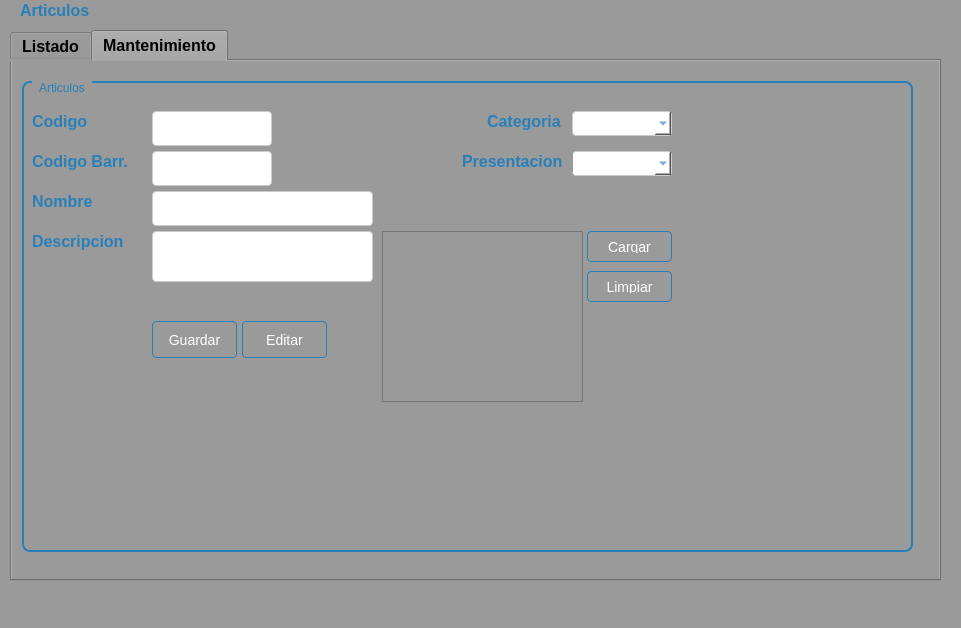
Before: the Qt Designer form Sistema de ventas/ui/FrmArticulo.ui in CodeDrTech/DevelopPython, drawn with Qt 5.
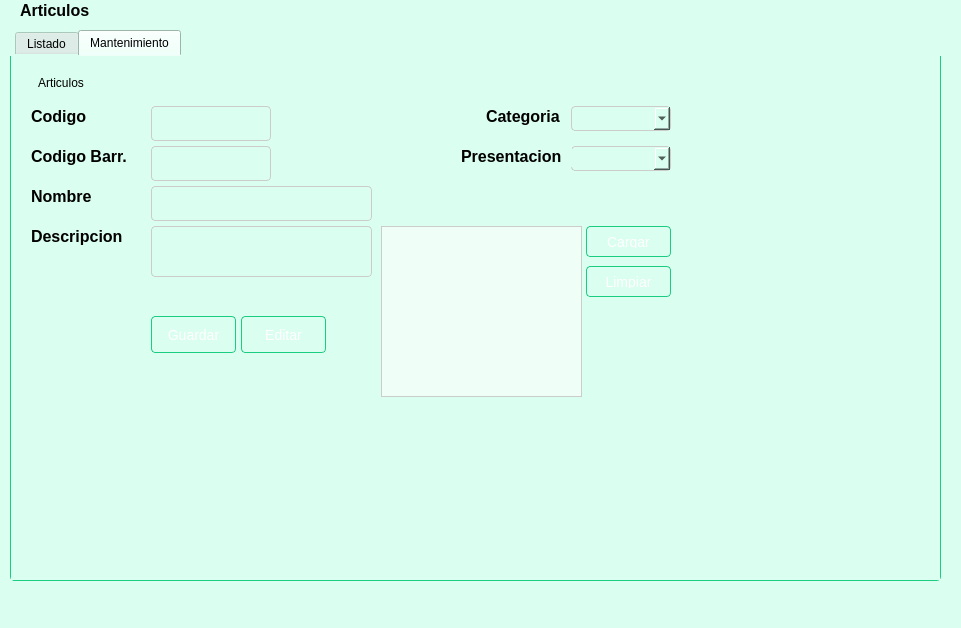
After: the same form once the commit is applied. The open tabs and pages were chosen to show the change.

```diff
--- a/Sistema de ventas/ui/FrmArticulo.ui
+++ b/Sistema de ventas/ui/FrmArticulo.ui
@@ -18,7 +18,7 @@
   </property>
   <property name="styleSheet">
    <string notr="true">QWidget {
-    background-color: #9a9a9a;
+    background-color: #dafeef;
 }</string>
   </property>
   <widget class="QWidget" name="centralwidget">
@@ -38,12 +38,8 @@
      </font>
     </property>
     <property name="styleSheet">
-     <string notr="true">QWidget {
-    background-color: #9a9a9a;
-}
-
-QLabel {
-    color: #2980b9;
+     <string notr="true">QLabel {
+    color: var(--jade-500);
     font-size: 16px;
     font-weight: bold;
 }</string>
@@ -66,13 +62,35 @@
     </property>
     <property name="styleSheet">
      <string notr="true">QTabWidget {
-    background-color: #9a9a9a;
+    background-color: #dafeef;
+    border: 1px solid #cccccc;
+    border-radius: 4px;
 }
 
-QTabWidget {
-    color: #2980b9;
-    font-size: 16px;
-    font-weight: bold;
+QTabWidget::tab-bar {
+    left: 5px;
+}
+
+QTabWidget::tab {
+    background-color: #dafeef;
+    border: 1px solid #1acd81;
+    border-bottom-left-radius: 4px;
+    border-bottom-right-radius: 4px;
+    padding: 6px 12px;
+}
+
+QTabWidget::tab:selected {
+    background-color: #b8fadd;
+    border: 1px solid #1acd81;
+    border-bottom: 1px solid #b8fadd;
+}
+
+QTabWidget::pane {
+    background-color: #dafeef;
+    border: 1px solid #1acd81;
+    border-top: none;
+    border-bottom-left-radius: 4px;
+    border-bottom-right-radius: 4px;
 }</string>
     </property>
     <property name="currentIndex">
@@ -341,23 +359,21 @@
       </property>
       <property name="styleSheet">
        <string notr="true">QGroupBox {
-    border: 2px solid #2980b9;
+    border: 2px solid var(--jade-500);
     border-radius: 8px;
     padding: 10px;
-    background-color: #9a9a9a;
+    background-color: var(--jade-50);
 }
 
 QGroupBox:title {
-    color: #2980b9;
+    color: var(--jade-500);
     subcontrol-origin: margin;
     subcontrol-position: top left;
     left: 10px;
     padding-left: 5px;
     padding-right: 5px;
     border: none;
-}
-
-</string>
+}</string>
       </property>
       <property name="title">
        <string>Articulos</string>
@@ -372,12 +388,8 @@
         </rect>
        </property>
        <property name="styleSheet">
-        <string notr="true">QWidget {
-    background-color: #9a9a9a;
-}
-
-QLabel {
-    color: #2980b9;
+        <string notr="true">QLabel {
+    color: var(--jade-500);
     font-size: 16px;
     font-weight: bold;
 }</string>
@@ -396,12 +408,8 @@
         </rect>
        </property>
        <property name="styleSheet">
-        <string notr="true">QWidget {
-    background-color: #9a9a9a;
-}
-
-QLabel {
-    color: #2980b9;
+        <string notr="true">QLabel {
+    color: var(--jade-500);
     font-size: 16px;
     font-weight: bold;
 }</string>
@@ -420,12 +428,8 @@
         </rect>
        </property>
        <property name="styleSheet">
-        <string notr="true">QWidget {
-    background-color: #9a9a9a;
-}
-
-QLabel {
-    color: #2980b9;
+        <string notr="true">QLabel {
+    color: var(--jade-500);
     font-size: 16px;
     font-weight: bold;
 }</string>
@@ -446,9 +450,9 @@
        <property name="styleSheet">
         <string notr="true">QPushButton {
     background: qlineargradient(x1: 0, y1: 0, x2: 0, y2: 1,
-                                 stop: 0 #5DADE2, stop: 1 #2980b9);
+                                 stop: 0 #b8fadd, stop: 1 #1acd81);
     color: #ffffff;
-    border: 1px solid #2980b9;
+    border: 1px solid #1acd81;
     padding: 8px 16px;
     border-radius: 4px;
     font-size: 14px;
@@ -462,10 +466,9 @@
 
 QPushButton:pressed {
     background: qlineargradient(x1: 0, y1: 0, x2: 0, y2: 1,
-                                 stop: 0 #3C89B4, stop: 1 #1f618d);
-    border: 1px solid #1f618d;
-}
-</string>
+                                 stop: 0 #108554, stop: 1 #0fa968);
+    border: 1px solid #0fa968;
+}</string>
        </property>
        <property name="text">
         <string>Editar</string>
@@ -483,9 +486,9 @@
        <property name="styleSheet">
         <string notr="true">QPushButton {
     background: qlineargradient(x1: 0, y1: 0, x2: 0, y2: 1,
-                                 stop: 0 #5DADE2, stop: 1 #2980b9);
+                                 stop: 0 #b8fadd, stop: 1 #1acd81);
     color: #ffffff;
-    border: 1px solid #2980b9;
+    border: 1px solid #1acd81;
     padding: 8px 16px;
     border-radius: 4px;
     font-size: 14px;
@@ -499,10 +502,9 @@
 
 QPushButton:pressed {
     background: qlineargradient(x1: 0, y1: 0, x2: 0, y2: 1,
-                                 stop: 0 #3C89B4, stop: 1 #1f618d);
-    border: 1px solid #1f618d;
-}
-</string>
+                                 stop: 0 #108554, stop: 1 #0fa968);
+    border: 1px solid #0fa968;
+}</string>
        </property>
        <property name="text">
         <string> Guardar </string>
@@ -521,34 +523,8 @@
         <string>Insertar codigo de articulo</string>
        </property>
        <property name="styleSheet">
-        <string notr="true">QWidget {
-    background-color: #f2f2f2;
-}
-
-QPushButton {
-    background: qlineargradient(x1: 0, y1: 0, x2: 0, y2: 1,
-                                 stop: 0 #5DADE2, stop: 1 #2980b9);
-    color: #ffffff;
-    border: 1px solid #2980b9;
-    padding: 8px 16px;
-    border-radius: 4px;
-    font-size: 14px;
-}
-
-QPushButton:hover {
-    background: qlineargradient(x1: 0, y1: 0, x2: 0, y2: 1,
-                                 stop: 0 #4DA8DB, stop: 1 #2471a3);
-    border: 1px solid #2471a3;
-}
-
-QPushButton:pressed {
-    background: qlineargradient(x1: 0, y1: 0, x2: 0, y2: 1,
-                                 stop: 0 #3C89B4, stop: 1 #1f618d);
-    border: 1px solid #1f618d;
-}
-
-QLineEdit {
-    background-color: #ffffff;
+        <string notr="true">QLineEdit {
+    background-color: #dafeef;
     border: 1px solid #cccccc;
     padding: 6px;
     border-radius: 4px;
@@ -564,31 +540,10 @@
     outline: none;
 }
 
-QWidget {
-    background-color: #f2f2f2;
-}
-
-QLabel {
-    color: #2980b9;
-    font-size: 16px;
-    font-weight: bold;
-}
-
-QLineEdit {
-    background-color: #ffffff;
-    border: 1px solid #cccccc;
-    padding: 6px;
-    border-radius: 4px;
-    font-size: 14px;
-    color: #2980b9;
-}
-
 QLineEdit::placeholder {
-    color: #2980b9;
+    color: #1acd81;
     font-weight: bold;
-}
-
-</string>
+}</string>
        </property>
        <property name="readOnly">
         <bool>true</bool>
@@ -604,34 +559,8 @@
         </rect>
        </property>
        <property name="styleSheet">
-        <string notr="true">QWidget {
-    background-color: #f2f2f2;
-}
-
-QPushButton {
-    background: qlineargradient(x1: 0, y1: 0, x2: 0, y2: 1,
-                                 stop: 0 #5DADE2, stop: 1 #2980b9);
-    color: #ffffff;
-    border: 1px solid #2980b9;
-    padding: 8px 16px;
-    border-radius: 4px;
-    font-size: 14px;
-}
-
-QPushButton:hover {
-    background: qlineargradient(x1: 0, y1: 0, x2: 0, y2: 1,
-                                 stop: 0 #4DA8DB, stop: 1 #2471a3);
-    border: 1px solid #2471a3;
-}
-
-QPushButton:pressed {
-    background: qlineargradient(x1: 0, y1: 0, x2: 0, y2: 1,
-                                 stop: 0 #3C89B4, stop: 1 #1f618d);
-    border: 1px solid #1f618d;
-}
-
-QLineEdit {
-    background-color: #ffffff;
+        <string notr="true">QLineEdit {
+    background-color: #dafeef;
     border: 1px solid #cccccc;
     padding: 6px;
     border-radius: 4px;
@@ -647,31 +576,10 @@
     outline: none;
 }
 
-QWidget {
-    background-color: #f2f2f2;
-}
-
-QLabel {
-    color: #2980b9;
-    font-size: 16px;
-    font-weight: bold;
-}
-
-QLineEdit {
-    background-color: #ffffff;
-    border: 1px solid #cccccc;
-    padding: 6px;
-    border-radius: 4px;
-    font-size: 14px;
-    color: #2980b9;
-}
-
 QLineEdit::placeholder {
-    color: #2980b9;
+    color: #1acd81;
     font-weight: bold;
-}
-
-</string>
+}</string>
        </property>
       </widget>
       <widget class="QTextEdit" name="txtDescripcion">
@@ -684,34 +592,8 @@
         </rect>
        </property>
        <property name="styleSheet">
-        <string notr="true">QWidget {
-    background-color: #f2f2f2;
-}
-
-QPushButton {
-    background: qlineargradient(x1: 0, y1: 0, x2: 0, y2: 1,
-                                 stop: 0 #5DADE2, stop: 1 #2980b9);
-    color: #ffffff;
-    border: 1px solid #2980b9;
-    padding: 8px 16px;
-    border-radius: 4px;
-    font-size: 14px;
-}
-
-QPushButton:hover {
-    background: qlineargradient(x1: 0, y1: 0, x2: 0, y2: 1,
-                                 stop: 0 #4DA8DB, stop: 1 #2471a3);
-    border: 1px solid #2471a3;
-}
-
-QPushButton:pressed {
-    background: qlineargradient(x1: 0, y1: 0, x2: 0, y2: 1,
-                                 stop: 0 #3C89B4, stop: 1 #1f618d);
-    border: 1px solid #1f618d;
-}
-
-QTextEdit {
-    background-color: #ffffff;
+        <string notr="true">QTextEdit {
+    background-color: #dafeef;
     border: 1px solid #cccccc;
     padding: 6px;
     border-radius: 4px;
@@ -725,33 +607,7 @@
 QLineEdit:focus {
     border: 1px solid #3498db;
     outline: none;
-}
-
-QWidget {
-    background-color: #f2f2f2;
-}
-
-QLabel {
-    color: #2980b9;
-    font-size: 16px;
-    font-weight: bold;
-}
-
-QTextEdit {
-    background-color: #ffffff;
-    border: 1px solid #cccccc;
-    padding: 6px;
-    border-radius: 4px;
-    font-size: 14px;
-    color: #2980b9;
-}
-
-QTextEdit::placeholder {
-    color: #2980b9;
-    font-weight: bold;
-}
-
-</string>
+}</string>
        </property>
       </widget>
       <widget class="QLineEdit" name="txtCodVenta">
@@ -764,34 +620,8 @@
         </rect>
        </property>
        <property name="styleSheet">
-        <string notr="true">QWidget {
-    background-color: #f2f2f2;
-}
-
-QPushButton {
-    background: qlineargradient(x1: 0, y1: 0, x2: 0, y2: 1,
-                                 stop: 0 #5DADE2, stop: 1 #2980b9);
-    color: #ffffff;
-    border: 1px solid #2980b9;
-    padding: 8px 16px;
-    border-radius: 4px;
-    font-size: 14px;
-}
-
-QPushButton:hover {
-    background: qlineargradient(x1: 0, y1: 0, x2: 0, y2: 1,
-                                 stop: 0 #4DA8DB, stop: 1 #2471a3);
-    border: 1px solid #2471a3;
-}
-
-QPushButton:pressed {
-    background: qlineargradient(x1: 0, y1: 0, x2: 0, y2: 1,
-                                 stop: 0 #3C89B4, stop: 1 #1f618d);
-    border: 1px solid #1f618d;
-}
-
-QLineEdit {
-    background-color: #ffffff;
+        <string notr="true">QLineEdit {
+    background-color: #dafeef;
     border: 1px solid #cccccc;
     padding: 6px;
     border-radius: 4px;
@@ -807,31 +637,10 @@
     outline: none;
 }
 
-QWidget {
-    background-color: #f2f2f2;
-}
-
-QLabel {
-    color: #2980b9;
-    font-size: 16px;
-    font-weight: bold;
-}
-
-QLineEdit {
-    background-color: #ffffff;
-    border: 1px solid #cccccc;
-    padding: 6px;
-    border-radius: 4px;
-    font-size: 14px;
-    color: #2980b9;
-}
-
 QLineEdit::placeholder {
-    color: #2980b9;
+    color: #1acd81;
     font-weight: bold;
-}
-
-</string>
+}</string>
        </property>
        <property name="readOnly">
         <bool>true</bool>
@@ -847,12 +656,8 @@
         </rect>
        </property>
        <property name="styleSheet">
-        <string notr="true">QWidget {
-    background-color: #9a9a9a;
-}
-
-QLabel {
-    color: #2980b9;
+        <string notr="true">QLabel {
+    color: var(--jade-500);
     font-size: 16px;
     font-weight: bold;
 }</string>
@@ -873,6 +678,12 @@
        <property name="toolTip">
         <string>Imagen de articulo</string>
        </property>
+       <property name="styleSheet">
+        <string notr="true">QGraphicsView {
+    background-color: #effef7;
+    border: 1px solid #cccccc;
+}</string>
+       </property>
       </widget>
       <widget class="QPushButton" name="btnCargar">
        <property name="geometry">
@@ -886,9 +697,9 @@
        <property name="styleSheet">
         <string notr="true">QPushButton {
     background: qlineargradient(x1: 0, y1: 0, x2: 0, y2: 1,
-                                 stop: 0 #5DADE2, stop: 1 #2980b9);
+                                 stop: 0 #b8fadd, stop: 1 #1acd81);
     color: #ffffff;
-    border: 1px solid #2980b9;
+    border: 1px solid #1acd81;
     padding: 8px 16px;
     border-radius: 4px;
     font-size: 14px;
@@ -902,10 +713,9 @@
 
 QPushButton:pressed {
     background: qlineargradient(x1: 0, y1: 0, x2: 0, y2: 1,
-                                 stop: 0 #3C89B4, stop: 1 #1f618d);
-    border: 1px solid #1f618d;
-}
-</string>
+                                 stop: 0 #108554, stop: 1 #0fa968);
+    border: 1px solid #0fa968;
+}</string>
        </property>
        <property name="text">
         <string>Cargar</string>
@@ -923,9 +733,9 @@
        <property name="styleSheet">
         <string notr="true">QPushButton {
     background: qlineargradient(x1: 0, y1: 0, x2: 0, y2: 1,
-                                 stop: 0 #5DADE2, stop: 1 #2980b9);
+                                 stop: 0 #b8fadd, stop: 1 #1acd81);
     color: #ffffff;
-    border: 1px solid #2980b9;
+    border: 1px solid #1acd81;
     padding: 8px 16px;
     border-radius: 4px;
     font-size: 14px;
@@ -939,10 +749,9 @@
 
 QPushButton:pressed {
     background: qlineargradient(x1: 0, y1: 0, x2: 0, y2: 1,
-                                 stop: 0 #3C89B4, stop: 1 #1f618d);
-    border: 1px solid #1f618d;
-}
-</string>
+                                 stop: 0 #108554, stop: 1 #0fa968);
+    border: 1px solid #0fa968;
+}</string>
        </property>
        <property name="text">
         <string>Limpiar</string>
@@ -959,22 +768,25 @@
        </property>
        <property name="styleSheet">
         <string notr="true">QComboBox {
-    background-color: #ffffff;
+    background-color: #dafeef;
     border: 1px solid #cccccc;
     padding: 6px;
     border-radius: 4px;
     font-size: 14px;
-    color: #2980b9;
 }
 
 QComboBox:hover {
     border: 1px solid #3498db;
 }
 
-QComboBox QAbstractItemView {
-    border: 1px solid #cccccc;
-    background-color: white;
-    selection-background-color: #3498db;
+QComboBox:focus {
+    border: 1px solid #43e5a0;
+    outline: none;
+}
+
+QComboBox::placeholder {
+    color: #1acd81;
+    font-weight: bold;
 }
 </string>
        </property>
@@ -990,22 +802,25 @@
        </property>
        <property name="styleSheet">
         <string notr="true">QComboBox {
-    background-color: #ffffff;
+    background-color: #dafeef;
     border: 1px solid #cccccc;
     padding: 6px;
     border-radius: 4px;
     font-size: 14px;
-    color: #2980b9;
 }
 
 QComboBox:hover {
     border: 1px solid #3498db;
 }
 
-QComboBox QAbstractItemView {
-    border: 1px solid #cccccc;
-    background-color: white;
-    selection-background-color: #3498db;
+QComboBox:focus {
+    border: 1px solid #43e5a0;
+    outline: none;
+}
+
+QComboBox::placeholder {
+    color: #1acd81;
+    font-weight: bold;
 }
 </string>
        </property>
@@ -1020,12 +835,8 @@
         </rect>
        </property>
        <property name="styleSheet">
-        <string notr="true">QWidget {
-    background-color: #9a9a9a;
-}
-
-QLabel {
-    color: #2980b9;
+        <string notr="true">QLabel {
+    color: var(--jade-500);
     font-size: 16px;
     font-weight: bold;
 }</string>
@@ -1044,12 +855,8 @@
         </rect>
        </property>
        <property name="styleSheet">
-        <string notr="true">QWidget {
-    background-color: #9a9a9a;
-}
-
-QLabel {
-    color: #2980b9;
+        <string notr="true">QLabel {
+    color: var(--jade-500);
     font-size: 16px;
     font-weight: bold;
 }</string>
```
Left out of the diff: 156 changed lines with no effect on the pictures.
